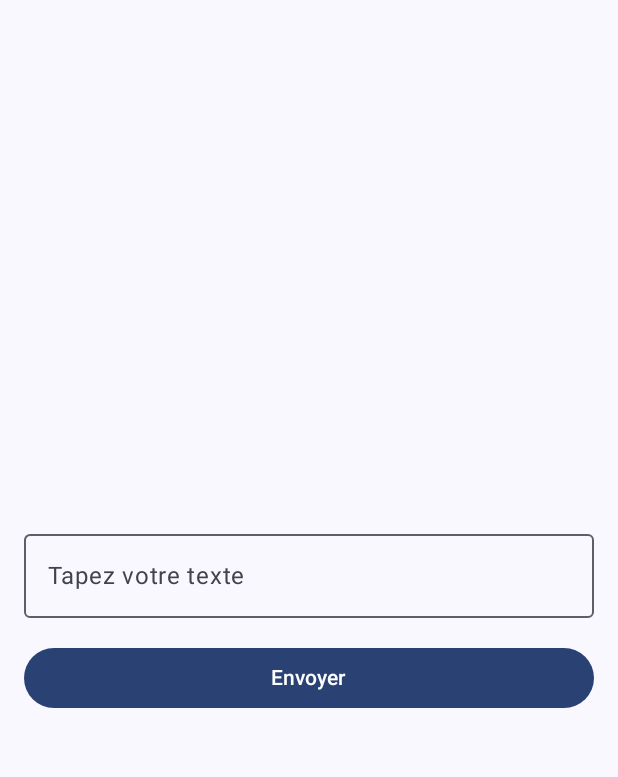
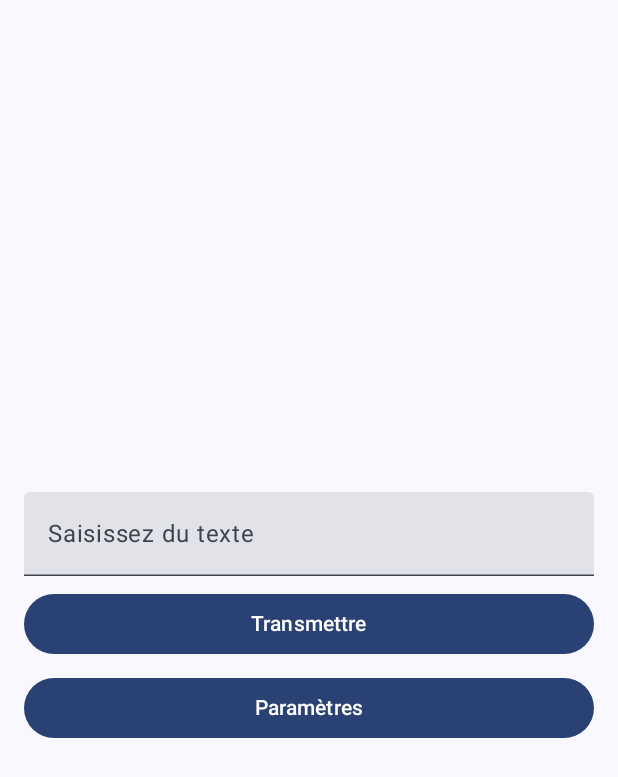
Before and after one commit to miel-uqac/vka1, an Android app built with Jetpack Compose: the screen it shows after launch (MainActivity), on a phone screen of 412 x 824 dp. Shown: the top 777 px of the screen. Run offline under Robolectric (Android 15) with nearby library versions, the phone set to English and light mode, and no system bars; libraries missing offline, so code that uses them is left out: com.hoho.android.

Commit message:
Push V0 Keyboard Alex

```diff
--- a/app/build.gradle.kts
+++ b/app/build.gradle.kts
@@ -58,7 +58,9 @@ dependencies {
     implementation(libs.androidx.ui.graphics)
     implementation(libs.androidx.ui.tooling.preview)
     implementation(libs.androidx.material3)
-    implementation("androidx.appcompat:appcompat:1.3.1") // Ajout pour compatibilité Bluetooth
+    implementation("androidx.appcompat:appcompat:1.3.1")
+    implementation(libs.androidx.navigation.compose) //  Bluetooth
+    implementation("com.github.mik3y:usb-serial-for-android:3.4.6")
 
     // Test libraries
     testImplementation(libs.junit)
--- /dev/null
+++ b/app/src/main/java/com/example/keyboard/HomeScreen.kt
@@ -0,0 +1,48 @@
+package com.example.keyboard.ui
+
+import androidx.compose.foundation.layout.*
+import androidx.compose.material3.Button
+import androidx.compose.material3.Text
+import androidx.compose.material3.TextField
+import androidx.compose.runtime.*
+import androidx.compose.ui.Modifier
+import androidx.compose.ui.unit.dp
+import androidx.navigation.NavHostController
+import com.example.keyboard.USBConnectionViewModel
+
+@Composable
+fun HomeScreen(navController: NavHostController, viewModel: USBConnectionViewModel) {
+    var inputText by remember { mutableStateOf("") }
+
+    Column(
+        modifier = Modifier
+            .fillMaxSize()
+            .padding(16.dp),
+        verticalArrangement = Arrangement.Center
+    ) {
+        TextField(
+            value = inputText,
+            onValueChange = { inputText = it },
+            label = { Text("Saisissez du texte") },
+            modifier = Modifier.fillMaxWidth()
+        )
+
+        Spacer(modifier = Modifier.height(8.dp))
+
+        Button(
+            onClick = { viewModel.transmitData(inputText) },
+            modifier = Modifier.fillMaxWidth()
+        ) {
+            Text(text = "Transmettre")
+        }
+
+        Spacer(modifier = Modifier.height(8.dp))
+
+        Button(
+            onClick = { navController.navigate("config") },
+            modifier = Modifier.fillMaxWidth()
+        ) {
+            Text(text = "Paramètres")
+        }
+    }
+}
--- a/app/src/main/java/com/example/keyboard/MainActivity.kt
+++ b/app/src/main/java/com/example/keyboard/MainActivity.kt
@@ -1,105 +1,77 @@
 package com.example.keyboard
 
+import android.content.BroadcastReceiver
+import android.content.Context
+import android.content.Intent
+import android.content.IntentFilter
+import android.hardware.usb.UsbManager
 import android.os.Bundle
 import androidx.activity.ComponentActivity
 import androidx.activity.compose.setContent
-import androidx.compose.foundation.layout.*
-import androidx.compose.material3.*
+import androidx.compose.foundation.layout.padding
 import androidx.compose.runtime.*
+import androidx.compose.material3.Scaffold
 import androidx.compose.ui.Modifier
-import androidx.compose.ui.tooling.preview.Preview
-import androidx.compose.ui.unit.dp
 import com.example.keyboard.ui.theme.KeyboardTheme
-import androidx.compose.ui.Alignment
-import android.content.Context
-
-
-import android.hardware.usb.UsbDevice
-import android.hardware.usb.UsbDeviceConnection
-import android.hardware.usb.UsbEndpoint
-import android.hardware.usb.UsbManager
-import android.hardware.usb.UsbConstants
-import androidx.core.content.ContextCompat
-
-
+import com.example.keyboard.ui.AnimatedSplashScreen
 
 class MainActivity : ComponentActivity() {
+
+    private lateinit var usbHandler: USBHandler
+    private lateinit var connectionViewModel: USBConnectionViewModel
+
     override fun onCreate(savedInstanceState: Bundle?) {
         super.onCreate(savedInstanceState)
+
+        // Initialise
+        usbHandler = USBHandler(getSystemService(Context.USB_SERVICE) as UsbManager)
+        connectionViewModel = USBConnectionViewModel(usbHandler, this)
+
+        // splash screen + écran principal
         setContent {
             KeyboardTheme {
-                Scaffold(modifier = Modifier.fillMaxSize()) { innerPadding ->
-                    BluetoothKeyboardUI(
-                        modifier = Modifier.padding(innerPadding),
-                        context = this
-                    )
-                }
+                MainScreen(connectionViewModel)
             }
         }
+
+        // Enregistrer le récepteur pour détecter la connexion USB
+        val filter = IntentFilter().apply {
+            addAction(UsbManager.ACTION_USB_DEVICE_ATTACHED)
+            addAction(UsbManager.ACTION_USB_DEVICE_DETACHED)
+        }
+        registerReceiver(usbBroadcastReceiver, filter)
+    }
+
+    // Gestionnaire des événements USB
+    private val usbBroadcastReceiver = object : BroadcastReceiver() {
+        override fun onReceive(context: Context?, intent: Intent) {
+            when (intent.action) {
+                UsbManager.ACTION_USB_DEVICE_ATTACHED -> connectionViewModel.initializeConnection()
+                UsbManager.ACTION_USB_DEVICE_DETACHED -> connectionViewModel.disconnect()
+            }
+        }
+    }
+
+    override fun onDestroy() {
+        super.onDestroy()
+        unregisterReceiver(usbBroadcastReceiver)
     }
 }
 
 @Composable
-fun BluetoothKeyboardUI(modifier: Modifier = Modifier, context: Context) {
-    var textState by remember { mutableStateOf("") }
+fun MainScreen(connectionViewModel: USBConnectionViewModel) {
+    // Variable d'état pour contrôler l'affichage du splash screen
+    var showSplash by remember { mutableStateOf(true) }
 
-    Column(
-        modifier = Modifier
-            .fillMaxSize()
-            .padding(16.dp),
-        verticalArrangement = Arrangement.Center,
-        horizontalAlignment = Alignment.CenterHorizontally
-    ) {
-        OutlinedTextField(
-            value = textState,
-            onValueChange = { newText -> textState = newText },
-            label = { Text("Tapez votre texte") },
-            modifier = Modifier.fillMaxWidth()
-        )
-
-        Spacer(modifier = Modifier.height(16.dp))
-
-        Button(
-            onClick = {
-                // Appel de la fonction pour envoyer le texte via USB
-                sendTextToCircuitPy(context, textState)
-            },
-            modifier = Modifier.fillMaxWidth()
-        ) {
-            Text(text = "Envoyer")
+    if (showSplash) {
+        AnimatedSplashScreen(onComplete = { showSplash = false })
+    } else {
+        // Usplash terminé, afficher l'écran
+        Scaffold { innerPadding ->
+            MyApp(
+                viewModel = connectionViewModel,
+                modifier = Modifier.padding(innerPadding)
+            )
         }
     }
 }
-
-// Fonction pour envoyer du texte via USB à CIRCUITPY
-// MAIS PAS SUR, TEST DE USB CAR ECHEC VIA BLUETOOTH :(
-private fun sendTextToCircuitPy(context: Context, message: String) {
-    // Gestionnaire USB pour accéder au périphérique CIRCUITPY
-    val usbManager = ContextCompat.getSystemService(context, UsbManager::class.java) as UsbManager
-    val deviceList: HashMap<String, UsbDevice> = usbManager.deviceList
-    var device: UsbDevice? = null
-
-    // Recherche du périphérique CIRCUITPY par son nom
-    for (d in deviceList.values) {
-        if (d.productName?.contains("CIRCUITPY6ed3", ignoreCase = true) == true) {
-            device = d
-            break
-        }
-    }
-
-    if (device != null) {
-        println("Périphérique CIRCUITPY trouvé")
-    } else {
-        println("Périphérique CIRCUITPY non trouvé")
-    }
-}
-
-
-
-/*@Preview(showBackground = true)
-@Composable
-fun GreetingPreview() {
-    KeyboardTheme {
-        BluetoothKeyboardUI()
-    }
-}*/
--- /dev/null
+++ b/app/src/main/java/com/example/keyboard/MyApp.kt
@@ -0,0 +1,30 @@
+package com.example.keyboard
+
+import androidx.compose.foundation.layout.padding
+import androidx.compose.material3.Scaffold
+import androidx.compose.runtime.Composable
+import androidx.compose.ui.Modifier
+import androidx.navigation.compose.NavHost
+import androidx.navigation.compose.composable
+import androidx.navigation.compose.rememberNavController
+import com.example.keyboard.ui.HomeScreen
+import com.example.keyboard.ui.ConfigScreen
+
+@Composable
+fun MyApp(viewModel: USBConnectionViewModel, modifier: Modifier = Modifier) {
+    val navController = rememberNavController()
+    Scaffold { innerPadding ->
+        NavHost(
+            navController = navController,
+            startDestination = "home",
+            modifier = modifier.padding(innerPadding)
+        ) {
+            composable(route = "home") {
+                HomeScreen(navController = navController, viewModel = viewModel)
+            }
+            composable(route = "config") {
+                ConfigScreen(navController = navController)
+            }
+        }
+    }
+}
--- /dev/null
+++ b/app/src/main/java/com/example/keyboard/Screen.kt
@@ -0,0 +1,46 @@
+package com.example.keyboard.ui
+
+import androidx.compose.animation.core.Animatable
+import androidx.compose.animation.core.tween
+import androidx.compose.foundation.Image
+import androidx.compose.foundation.background
+import androidx.compose.foundation.layout.Box
+import androidx.compose.foundation.layout.fillMaxSize
+import androidx.compose.runtime.Composable
+import androidx.compose.runtime.LaunchedEffect
+import androidx.compose.runtime.remember
+import androidx.compose.ui.Alignment
+import androidx.compose.ui.Modifier
+import androidx.compose.ui.graphics.graphicsLayer
+import androidx.compose.ui.res.painterResource
+import com.example.keyboard.R
+import kotlinx.coroutines.delay
+
+@Composable
+fun AnimatedSplashScreen(onComplete: () -> Unit) {
+    val alpha = remember { Animatable(0f) }
+    val scale = remember { Animatable(0.8f) }
+
+    LaunchedEffect(Unit) {
+        // Animation slpash
+        alpha.animateTo(1f, animationSpec = tween(durationMillis = 1000))
+        scale.animateTo(1f, animationSpec = tween(durationMillis = 1000))
+        delay(2000) // Garde l'écran un peu
+        onComplete()
+    }
+
+    Box(
+        modifier = Modifier
+            .fillMaxSize()
+            .background(androidx.compose.material3.MaterialTheme.colorScheme.background)
+    ) {
+        Image(
+            painter = painterResource(R.drawable.background),
+            contentDescription = null,
+            modifier = Modifier
+                .fillMaxSize()
+                .graphicsLayer(alpha = alpha.value, scaleX = scale.value, scaleY = scale.value)
+                .align(Alignment.Center)
+        )
+    }
+}
--- /dev/null
+++ b/app/src/main/java/com/example/keyboard/USBConnectionViewModel.kt
@@ -0,0 +1,27 @@
+package com.example.keyboard
+
+import android.content.Context
+import androidx.lifecycle.LiveData
+import androidx.lifecycle.MutableLiveData
+import androidx.lifecycle.ViewModel
+
+class USBConnectionViewModel(private val usbHandler: USBHandler, context: Context) : ViewModel() {
+
+    private val _connected = MutableLiveData(false)
+    val connected: LiveData<Boolean> = _connected
+
+    fun initializeConnection() {
+        usbHandler.initializeDevice()
+        _connected.value = true
+    }
+
+    fun disconnect() {
+        usbHandler.terminateConnection()
+        _connected.value = false
+    }
+
+    fun transmitData(data: String) {
+        usbHandler.sendData(data)
+    }
+
+}
--- a/app/src/main/res/values/themes.xml
+++ b/app/src/main/res/values/themes.xml
@@ -1,5 +1,4 @@
 <?xml version="1.0" encoding="utf-8"?>
 <resources>
-
     <style name="Theme.Keyboard" parent="android:Theme.Material.Light.NoActionBar" />
 </resources>
```
Also changed, not shown: app/src/main/java/com/example/keyboard/ConfigScreen.kt (added, +34 -0 lines), app/src/main/java/com/example/keyboard/USBHandler.kt (added, +36 -0 lines), app/src/main/res/drawable/background.png (added), 2 other files.
